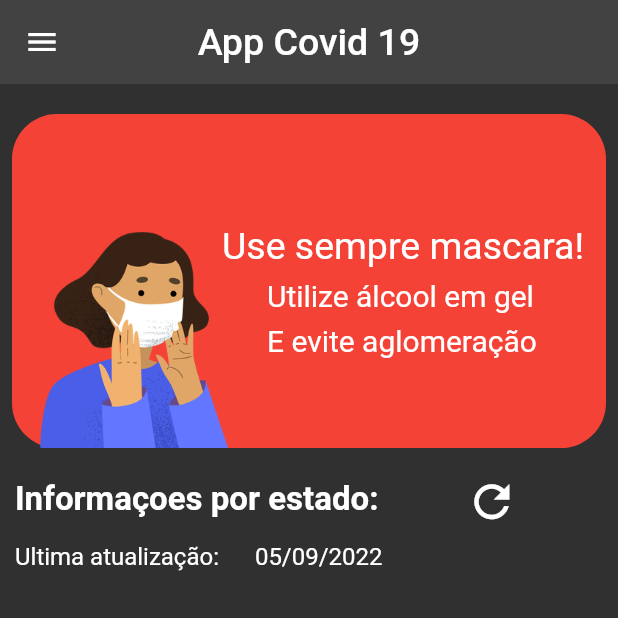
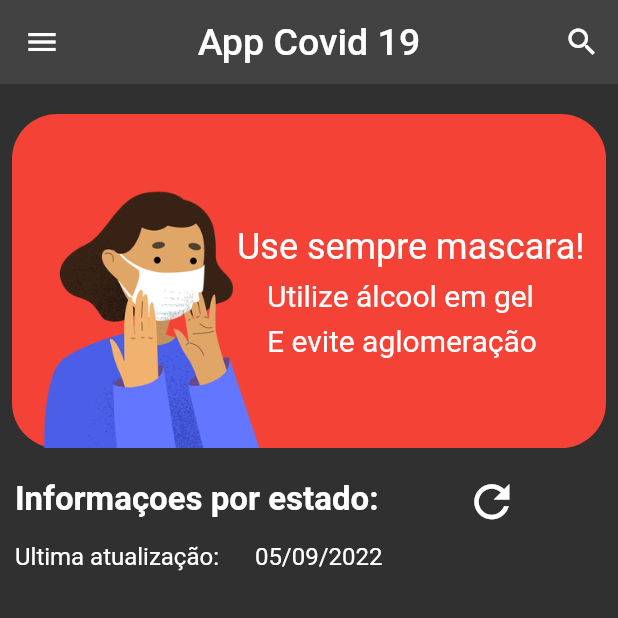
Before and after one commit to DevGomes78/flutter-covidApp, a Flutter app: the screen it shows after launch, on a phone screen of 412 x 824 dp, the top half of it. Run offline on Flutter 3.47's test engine with Material 2 defaults, Android fonts, the phone set to English and light mode, and no system bars; our stand-ins replace syncfusion_flutter_charts; network calls fail.

Commit message:
atuaçizao layout covid_page_list.dart

```diff
--- a/lib/views/covid_page_list.dart
+++ b/lib/views/covid_page_list.dart
@@ -127,10 +127,10 @@ class _CovidPageListState extends State<CovidPageList> {
         child: Stack(
           children: [
             Positioned(
-              left: -45,
+              left: -50,
               bottom: -80,
-              child: Container(
-                height: 250,
+              child: SizedBox(
+                height: 280,
                 child: Image.asset(
                   ServiceConstants.ImageAsset,
                   fit: BoxFit.cover,
@@ -138,12 +138,12 @@ class _CovidPageListState extends State<CovidPageList> {
               ),
             ),
             const Positioned(
-              left: 140,
+              left: 150,
               bottom: 120,
               child: Text(
                 StringConstants.UseSempreMascara,
                 style: TextStyle(
-                  fontSize: 25,
+                  fontSize: 24,
                 ),
               ),
             ),
@@ -183,10 +183,18 @@ class _CovidPageListState extends State<CovidPageList> {
       centerTitle: true,
       leading: IconButton(
         onPressed: () {},
-        icon: Icon(
+        icon: const Icon(
           Icons.menu,
         ),
       ),
+      actions: [
+        IconButton(
+          onPressed: () {},
+          icon: const Icon(
+            Icons.search,
+          ),
+        ),
+      ],
     );
   }
 
```
